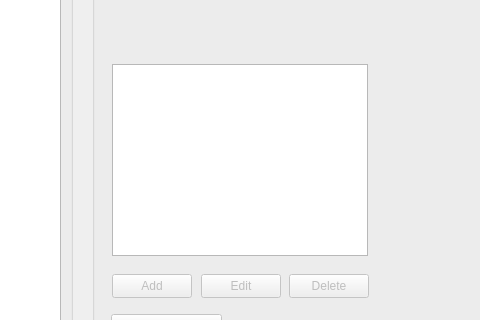
First picture: the form in forms/mainwindow.ui, repository DimitriChrysafis/CollegeDistanceProject, before the edit; both pictures show x 188 to 668 and y 96 to 416 of the 800 by 643 pixel window.
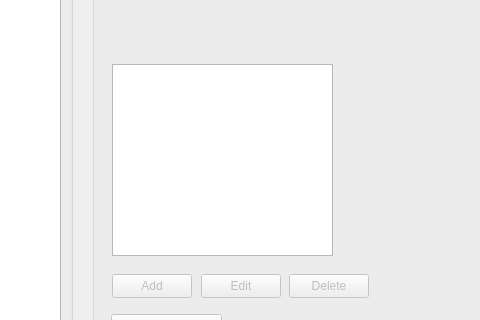
Second picture: the form after the edit.

Diff of the .ui file:
```diff
--- a/forms/mainwindow.ui
+++ b/forms/mainwindow.ui
@@ -112,7 +112,7 @@
       <rect>
        <x>20</x>
        <y>140</y>
-       <width>256</width>
+       <width>221</width>
        <height>192</height>
       </rect>
      </property>
```
Left out of the diff: 16 changed lines with no effect on the pictures.
